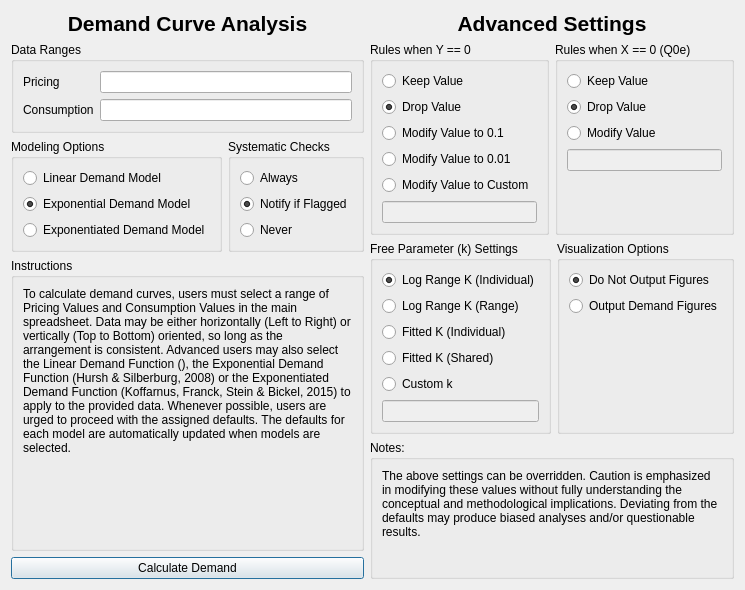
This is demandsettingsdialog.ui in miyamot0/DemandCalculatorQT as Qt 5 draws it before an edit. The edited form follows.
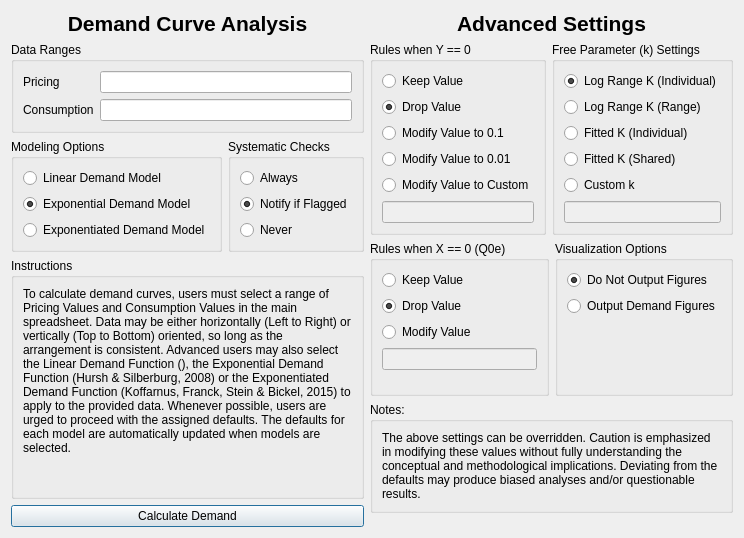
This is the edited form.

Patch:
```diff
--- a/demandsettingsdialog.ui
+++ b/demandsettingsdialog.ui
@@ -6,8 +6,8 @@
    <rect>
     <x>0</x>
     <y>0</y>
-    <width>669</width>
-    <height>562</height>
+    <width>668</width>
+    <height>506</height>
    </rect>
   </property>
   <property name="windowTitle">
@@ -301,78 +301,6 @@
         </widget>
        </item>
        <item>
-        <widget class="QGroupBox" name="groupBoxX">
-         <property name="enabled">
-          <bool>true</bool>
-         </property>
-         <property name="sizePolicy">
-          <sizepolicy hsizetype="Preferred" vsizetype="Preferred">
-           <horstretch>0</horstretch>
-           <verstretch>0</verstretch>
-          </sizepolicy>
-         </property>
-         <property name="title">
-          <string>Rules when X == 0 (Q0e)</string>
-         </property>
-         <layout class="QVBoxLayout" name="verticalLayout_6">
-          <item>
-           <widget class="QRadioButton" name="q0KeepValue">
-            <property name="text">
-             <string>Keep Value</string>
-            </property>
-           </widget>
-          </item>
-          <item>
-           <widget class="QRadioButton" name="q0DropValue">
-            <property name="text">
-             <string>Drop Value</string>
-            </property>
-            <property name="checked">
-             <bool>true</bool>
-            </property>
-           </widget>
-          </item>
-          <item>
-           <widget class="QRadioButton" name="q0ModifyValue">
-            <property name="text">
-             <string>Modify Value</string>
-            </property>
-           </widget>
-          </item>
-          <item>
-           <widget class="QLineEdit" name="q0CustomValueText">
-            <property name="enabled">
-             <bool>false</bool>
-            </property>
-            <property name="sizePolicy">
-             <sizepolicy hsizetype="Preferred" vsizetype="Fixed">
-              <horstretch>0</horstretch>
-              <verstretch>0</verstretch>
-             </sizepolicy>
-            </property>
-           </widget>
-          </item>
-          <item>
-           <spacer name="verticalSpacer_3">
-            <property name="orientation">
-             <enum>Qt::Vertical</enum>
-            </property>
-            <property name="sizeHint" stdset="0">
-             <size>
-              <width>20</width>
-              <height>40</height>
-             </size>
-            </property>
-           </spacer>
-          </item>
-         </layout>
-        </widget>
-       </item>
-      </layout>
-     </item>
-     <item>
-      <layout class="QHBoxLayout" name="holderFrame2">
-       <item>
         <widget class="QGroupBox" name="groupBoxK">
          <property name="title">
           <string>Free Parameter (k) Settings</string>
@@ -444,6 +372,81 @@
          </layout>
         </widget>
        </item>
+      </layout>
+     </item>
+     <item>
+      <layout class="QHBoxLayout" name="holderFrame2">
+       <item>
+        <widget class="QGroupBox" name="groupBoxX">
+         <property name="enabled">
+          <bool>true</bool>
+         </property>
+         <property name="sizePolicy">
+          <sizepolicy hsizetype="Preferred" vsizetype="Preferred">
+           <horstretch>0</horstretch>
+           <verstretch>0</verstretch>
+          </sizepolicy>
+         </property>
+         <property name="title">
+          <string>Rules when X == 0 (Q0e)</string>
+         </property>
+         <layout class="QVBoxLayout" name="verticalLayout_6">
+          <property name="sizeConstraint">
+           <enum>QLayout::SetDefaultConstraint</enum>
+          </property>
+          <item>
+           <widget class="QRadioButton" name="q0KeepValue">
+            <property name="text">
+             <string>Keep Value</string>
+            </property>
+           </widget>
+          </item>
+          <item>
+           <widget class="QRadioButton" name="q0DropValue">
+            <property name="text">
+             <string>Drop Value</string>
+            </property>
+            <property name="checked">
+             <bool>true</bool>
+            </property>
+           </widget>
+          </item>
+          <item>
+           <widget class="QRadioButton" name="q0ModifyValue">
+            <property name="text">
+             <string>Modify Value</string>
+            </property>
+           </widget>
+          </item>
+          <item>
+           <widget class="QLineEdit" name="q0CustomValueText">
+            <property name="enabled">
+             <bool>false</bool>
+            </property>
+            <property name="sizePolicy">
+             <sizepolicy hsizetype="Preferred" vsizetype="Fixed">
+              <horstretch>0</horstretch>
+              <verstretch>0</verstretch>
+             </sizepolicy>
+            </property>
+           </widget>
+          </item>
+          <item>
+           <spacer name="verticalSpacer_3">
+            <property name="orientation">
+             <enum>Qt::Vertical</enum>
+            </property>
+            <property name="sizeHint" stdset="0">
+             <size>
+              <width>20</width>
+              <height>40</height>
+             </size>
+            </property>
+           </spacer>
+          </item>
+         </layout>
+        </widget>
+       </item>
        <item>
         <widget class="QGroupBox" name="groupBoxFigure">
          <property name="title">
@@ -519,6 +522,19 @@
        </layout>
       </widget>
      </item>
+     <item>
+      <spacer name="verticalSpacer">
+       <property name="orientation">
+        <enum>Qt::Vertical</enum>
+       </property>
+       <property name="sizeHint" stdset="0">
+        <size>
+         <width>20</width>
+         <height>40</height>
+        </size>
+       </property>
+      </spacer>
+     </item>
     </layout>
    </item>
   </layout>
```
